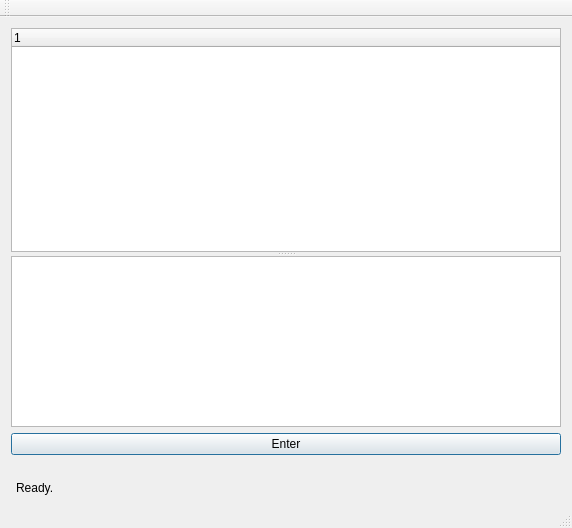
First picture: the form in You-GUI/yougui.ui, repository cs2103aug2014-w10-1c/main, before the edit.
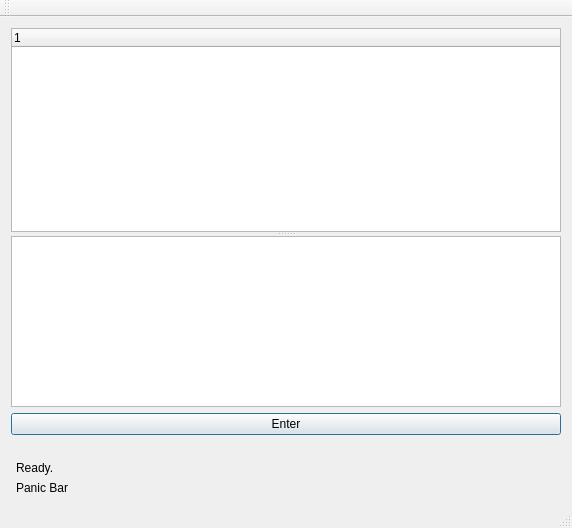
Second picture: the form after the edit. Icons and pictures are not drawn.

What changed in the file:
```diff
--- a/You-GUI/yougui.ui
+++ b/You-GUI/yougui.ui
@@ -141,6 +141,19 @@
       </property>
      </widget>
     </item>
+    <item>
+     <widget class="QLabel" name="statusTasks">
+      <property name="text">
+       <string>Panic Bar</string>
+      </property>
+      <property name="margin">
+       <number>4</number>
+      </property>
+      <property name="indent">
+       <number>5</number>
+      </property>
+     </widget>
+    </item>
    </layout>
   </widget>
   <widget class="QMenuBar" name="menuBar">
```
